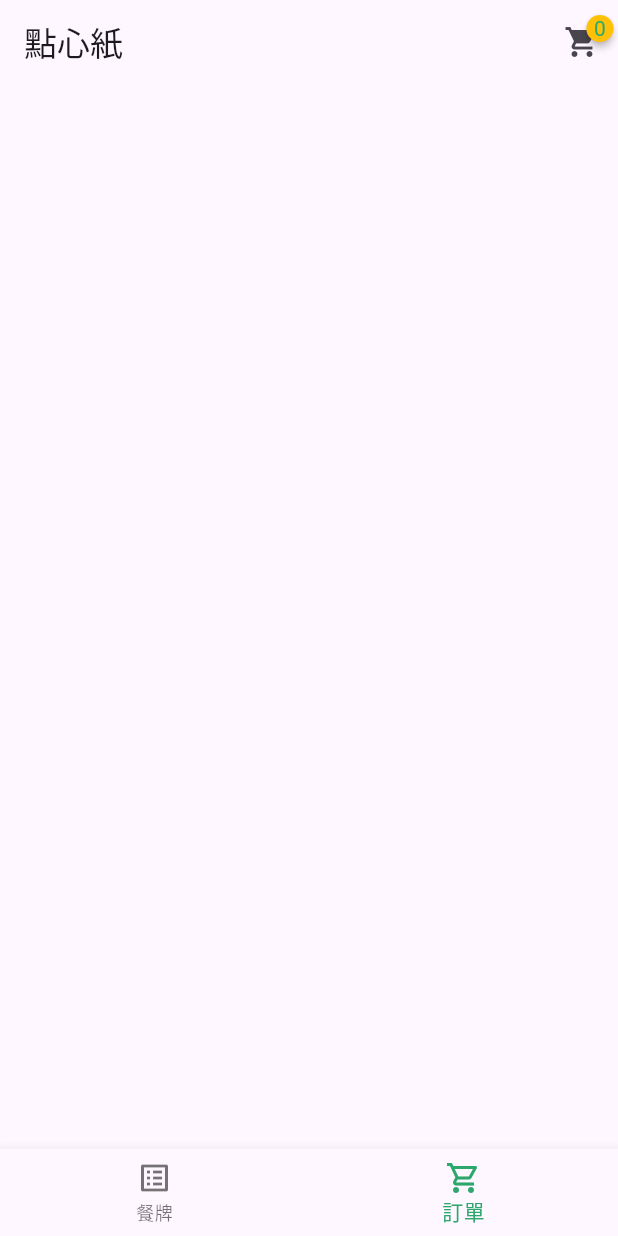
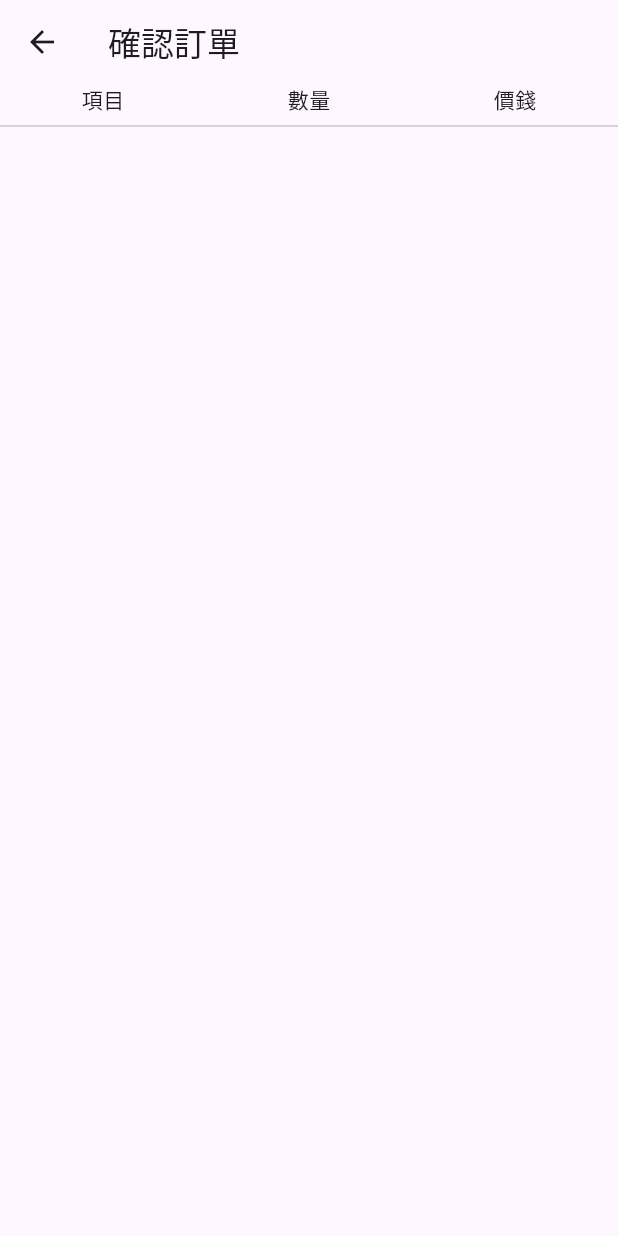
Before and after one commit to IamHaydenNg/dim_sum_order, a Flutter app: the screen it shows after launch, item 2 of the bottom bar chosen, after a tap on the "shopping cart" icon, on a phone screen of 412 x 824 dp. Run offline on Flutter 3.47's test engine with Material 3 defaults, Android fonts, the phone set to English and light mode, and no system bars; drawn by our look-alikes of badges.

Commit message:
Create cart screen

```diff
--- a/lib/main.dart
+++ b/lib/main.dart
@@ -1,4 +1,5 @@
 import 'package:dim_sum_order/providers/cart_provider.dart';
+import 'package:dim_sum_order/screens/cart_screen.dart';
 import 'package:dim_sum_order/screens/home_screen.dart';
 import 'package:flutter/material.dart';
 import 'package:provider/provider.dart';
@@ -25,6 +26,9 @@ class MyApp extends StatelessWidget {
       title: '點心紙',
       theme: ThemeData(primaryColor: Color.fromARGB(255, 45, 168, 108)),
       home: const HomeScreen(),
+      routes: {
+        CartScreen.routeName: (context) => const CartScreen(),
+      },
     );
   }
 }
--- a/lib/providers/cart_provider.dart
+++ b/lib/providers/cart_provider.dart
@@ -5,6 +5,8 @@ class CartProvider with ChangeNotifier {
   List<DimSum> _items = [];
 
   List<DimSum> get items => _items;
+
+  int get itemCount => _items.length;
 
   void addItem(DimSum dimSum) {
     _items.add(dimSum);
@@ -18,8 +20,6 @@ class CartProvider with ChangeNotifier {
     notifyListeners();
   }
 
-  int get itemCount => _items.length;
-
   void clearCart() {
     _items = [];
     notifyListeners();
--- /dev/null
+++ b/lib/screens/cart_screen.dart
@@ -0,0 +1,87 @@
+import 'package:dim_sum_order/models/dimsum.dart';
+import 'package:dim_sum_order/models/dimsum_category.dart';
+import 'package:dim_sum_order/providers/cart_provider.dart';
+import 'package:dim_sum_order/utils/source_data.dart';
+import 'package:dim_sum_order/widgets/category.dart';
+import 'package:flutter/material.dart';
+import 'package:provider/provider.dart';
+
+class CartScreen extends StatelessWidget {
+  static const routeName = '/cart';
+
+  const CartScreen({super.key});
+
+  @override
+  Widget build(BuildContext context) {
+    final CartProvider cart = Provider.of<CartProvider>(context);
+
+    final List<DimSum> cartItems = cart.items;
+
+    final Future<DimSumCategory> category =
+        ModalRoute.of(context)!.settings.arguments as Future<DimSumCategory>;
+
+    return Scaffold(
+      appBar: AppBar(
+        title: const Text('確認訂單'),
+      ),
+      body: Column(
+        children: [
+          const Row(
+            mainAxisAlignment: MainAxisAlignment.spaceAround,
+            children: [
+              Text('項目'),
+              Text('數量'),
+              Text('價錢'),
+            ],
+          ),
+          const Divider(),
+          cartItems.isNotEmpty
+              ? FutureBuilder<DimSumCategory>(
+                  future: category,
+                  builder: (context, snapshot) {
+                    if (snapshot.connectionState == ConnectionState.waiting) {
+                      return const Center(
+                        child: CircularProgressIndicator(),
+                      );
+                    } else if (snapshot.hasError) {
+                      return const Center(
+                        child: Text('Error loading dimsum category'),
+                      );
+                    } else {
+                      final dimSumCategory = snapshot.data!;
+                      return Expanded(
+                        child: ListView.builder(
+                          itemCount: cart.itemCount,
+                          itemBuilder: (context, index) {
+                            final item = cartItems[index];
+                            return Row(
+                              mainAxisAlignment: MainAxisAlignment.spaceAround,
+                              children: [
+                                SizedBox(
+                                  width: 48,
+                                  height: 48,
+                                  child: Image.asset(item.image),
+                                ),
+                                Text(
+                                  SourceData.itemOnCartAmount(cart, item)
+                                      .toString(),
+                                ),
+                                Text(
+                                  SourceData.price(
+                                          dimSumCategory, item.category)
+                                      .toString(),
+                                )
+                              ],
+                            );
+                          },
+                        ),
+                      );
+                    }
+                  },
+                )
+              : Container(),
+        ],
+      ),
+    );
+  }
+}
--- a/lib/screens/home_screen.dart
+++ b/lib/screens/home_screen.dart
@@ -1,5 +1,8 @@
+import 'package:dim_sum_order/models/dimsum_category.dart';
 import 'package:dim_sum_order/providers/cart_provider.dart';
+import 'package:dim_sum_order/screens/cart_screen.dart';
 import 'package:dim_sum_order/screens/menu_screen.dart';
+import 'package:dim_sum_order/utils/source_data.dart';
 import 'package:dim_sum_order/widgets/bottom_nav_bar.dart';
 import 'package:flutter/material.dart';
 import 'package:badges/badges.dart' as badges;
@@ -16,6 +19,7 @@ class HomeScreen extends StatefulWidget {
 
 class _HomeScreenState extends State<HomeScreen> {
   int _selectedIndex = 0;
+  late Future<DimSumCategory> _category;
 
   static final List<Widget> _widgetOptions = [
     const MenuScreen(),
@@ -24,6 +28,12 @@ class _HomeScreenState extends State<HomeScreen> {
 
   void _onItemTapped(int index) {
     setState(() => _selectedIndex = index);
+  }
+
+  @override
+  void initState() {
+    _category = SourceData.loadDimSumCategory();
+    super.initState();
   }
 
   @override
@@ -42,7 +52,11 @@ class _HomeScreenState extends State<HomeScreen> {
             position: badges.BadgePosition.topEnd(top: 0, end: 3),
             child: IconButton(
               icon: const Icon(Icons.shopping_cart),
-              onPressed: () {},
+              onPressed: () => Navigator.pushNamed(
+                context,
+                CartScreen.routeName,
+                arguments: _category,
+              ),
             ),
           )
         ],
```
Also changed, not shown: lib/utils/source_data.dart (+15 -0 lines).
